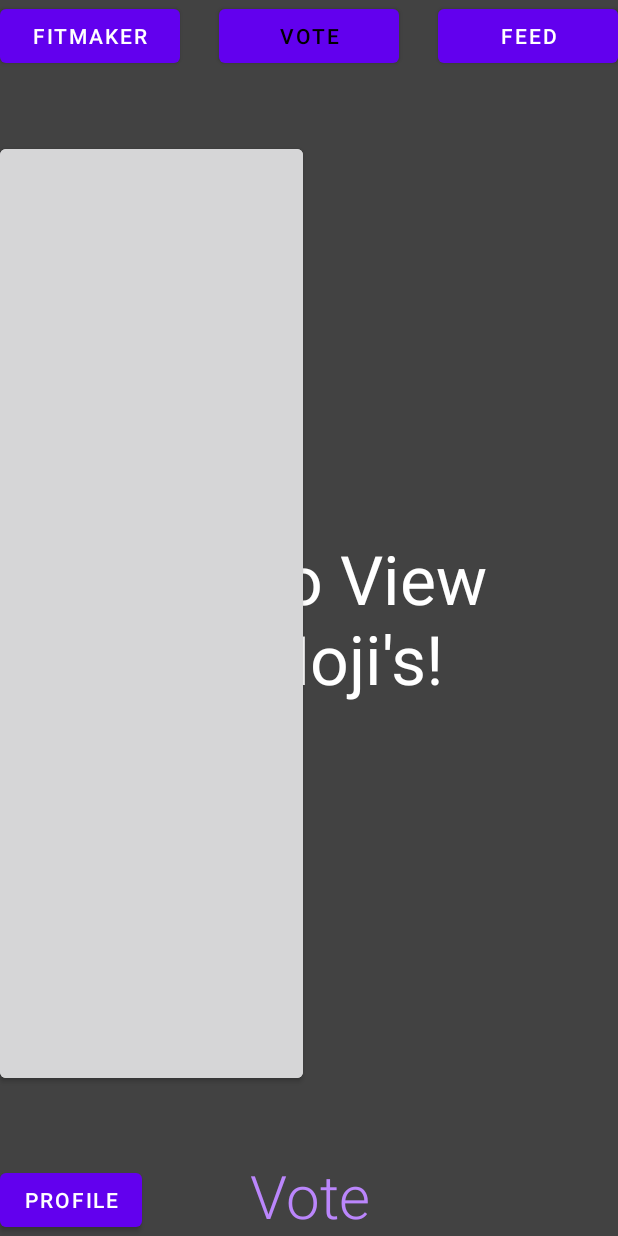
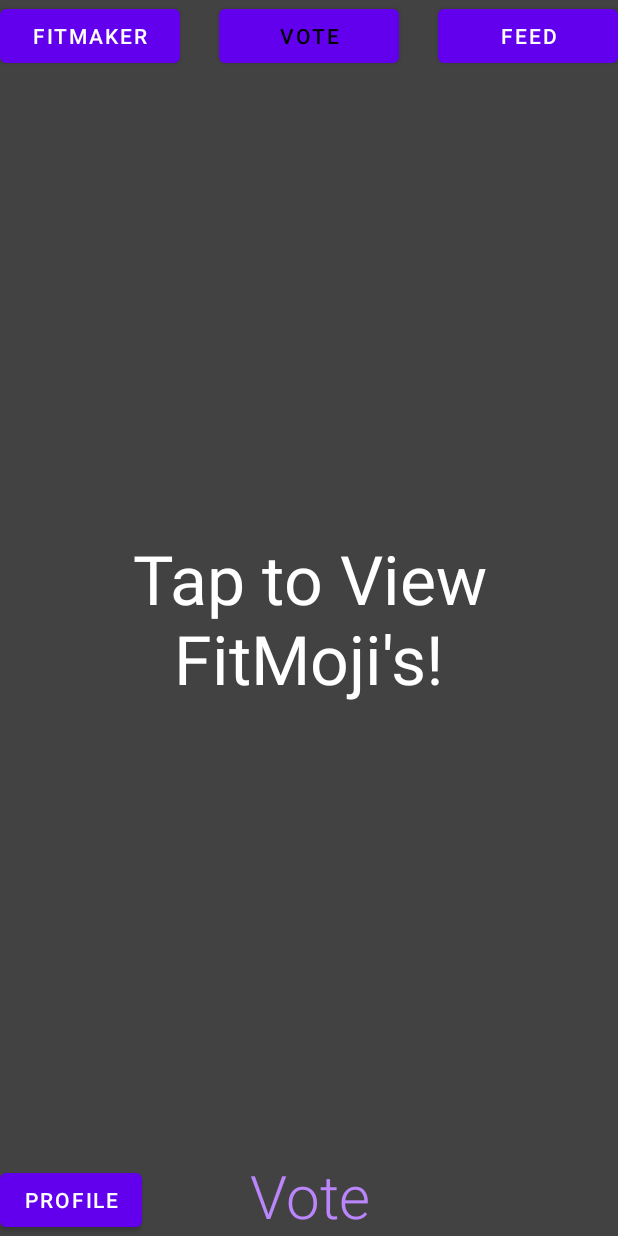
Before and after one commit to pkachana3/FitMoji, an Android app: the VotePage screen opened through its navigation route, on a phone screen of 412 x 824 dp. Run offline under Robolectric (Android 15) with nearby library versions, the phone set to English and light mode, and no system bars; our stand-ins replace Firebase (no records; nobody signed in at launch, a user with empty details on screens opened directly); libraries missing offline, so code that uses them is left out: com.firebase.ui.

Commit message:
Border fixed

```diff
--- a/app/src/main/res/layout/fragment_vote_page.xml
+++ b/app/src/main/res/layout/fragment_vote_page.xml
@@ -65,17 +65,18 @@
         app:layout_constraintBottom_toTopOf="@+id/textView"
         app:layout_constraintLeft_toLeftOf="parent"
         app:layout_constraintTop_toBottomOf="@+id/Vote"
+        style="?android:attr/borderlessButtonStyle"
         tools:visibility="invisible" />
 
     <Button
         android:id="@+id/SwipeRight"
         android:layout_width="210dp"
         android:layout_height="626dp"
-        android:background="?android:attr/selectableItemBackground"
         android:backgroundTint="@color/fui_transparent"
         android:textColor="@color/fui_transparent"
         app:layout_constraintBottom_toTopOf="@+id/Profile"
         app:layout_constraintRight_toRightOf="parent"
+        style="?android:attr/borderlessButtonStyle"
         app:layout_constraintTop_toBottomOf="@+id/Vote" />
     <TextView
         app:layout_constraintRight_toRightOf="parent"
```
